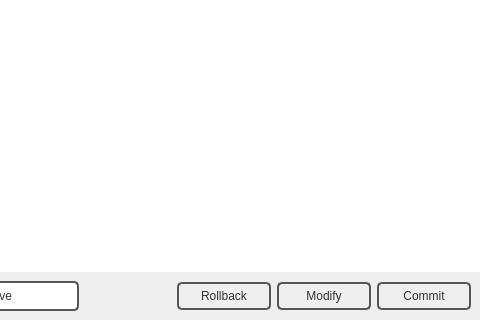
Qt form entryreleaseform.ui (NCNM/PMS_01) before a commit; both pictures show x 258 to 738 and y 121 to 441 of the 738 by 441 pixel window.
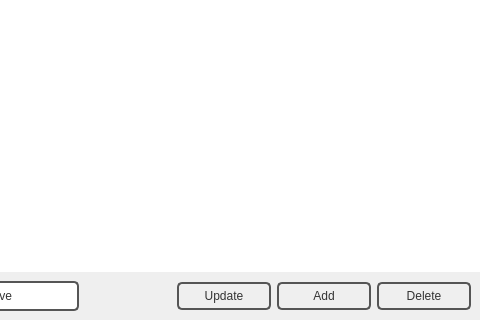
The same form after that commit. Icons and pictures are not drawn.

The edit to the form file:
```diff
--- a/entryreleaseform.ui
+++ b/entryreleaseform.ui
@@ -679,7 +679,7 @@
                </size>
               </property>
               <property name="text">
-               <string>Rollback</string>
+               <string>Update</string>
               </property>
              </widget>
             </item>
@@ -698,7 +698,7 @@
                </size>
               </property>
               <property name="text">
-               <string>Modify</string>
+               <string>Add</string>
               </property>
              </widget>
             </item>
@@ -720,7 +720,7 @@
                <string notr="true"/>
               </property>
               <property name="text">
-               <string>Commit</string>
+               <string>Delete</string>
               </property>
              </widget>
             </item>
```
Left out of the diff: 2 changed lines with no effect on the pictures.
